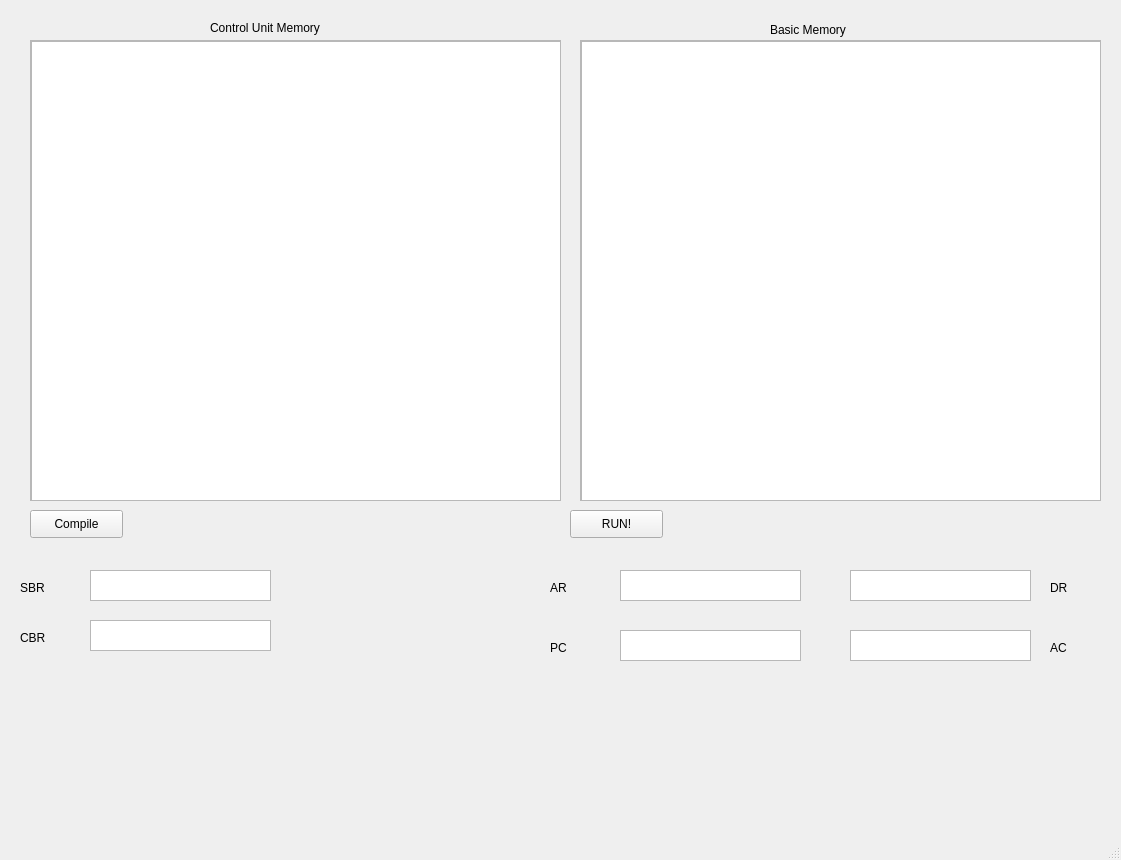
Above: GUI.ui from Alir3zaRaisi/Mano_Micro-Program_Computer before the change. Below: the same form after it.
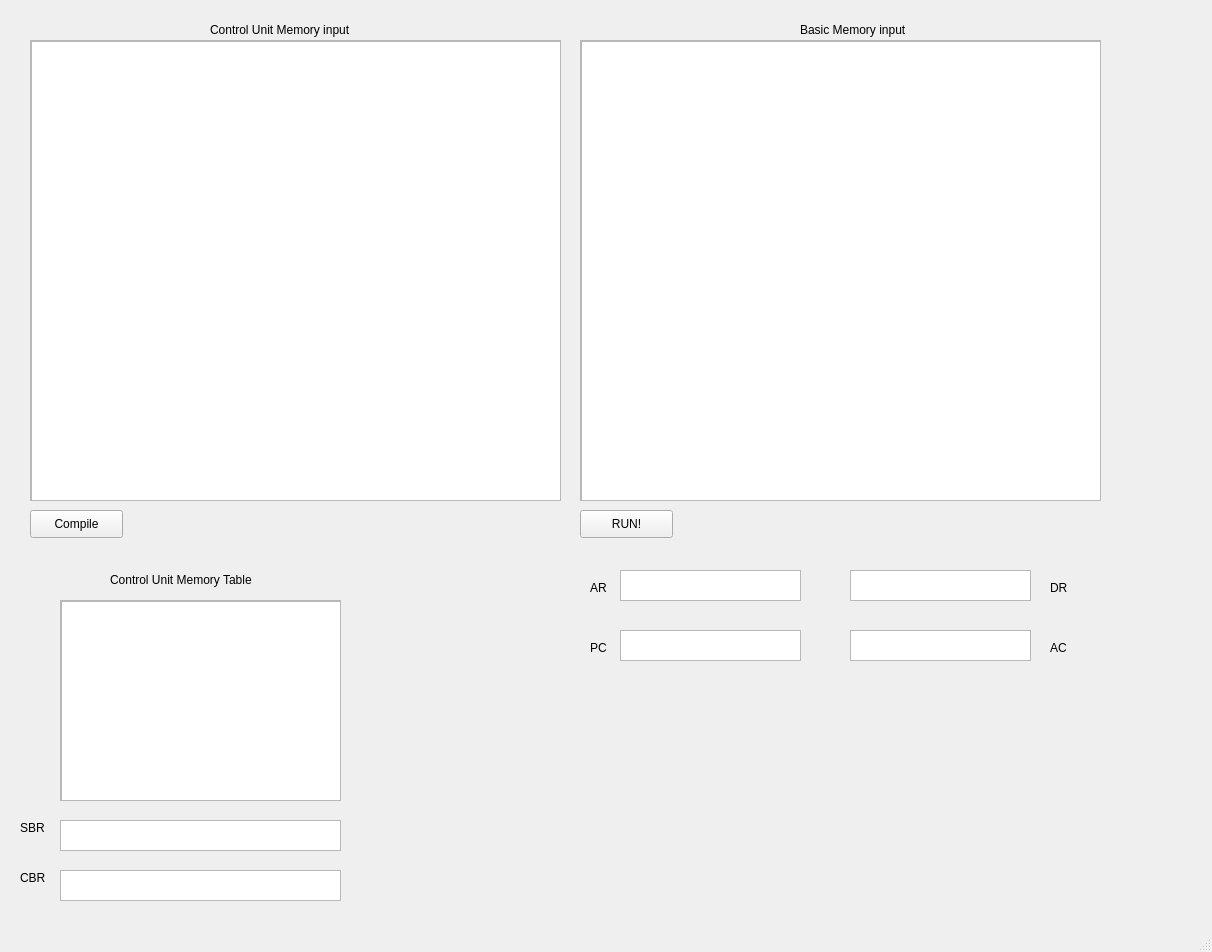
That is the form after the change.

Commit message: Created UI and Config control unit UI

Diff of the .ui file:
```diff
--- a/GUI.ui
+++ b/GUI.ui
@@ -6,8 +6,8 @@
    <rect>
     <x>0</x>
     <y>0</y>
-    <width>1121</width>
-    <height>860</height>
+    <width>1212</width>
+    <height>952</height>
    </rect>
   </property>
   <property name="windowTitle">
@@ -65,33 +65,33 @@
      <rect>
       <x>210</x>
       <y>20</y>
-      <width>131</width>
-      <height>16</height>
+      <width>161</width>
+      <height>20</height>
      </rect>
     </property>
     <property name="text">
-     <string>Control Unit Memory</string>
+     <string>Control Unit Memory input</string>
     </property>
    </widget>
    <widget class="QLabel" name="label_2">
     <property name="geometry">
      <rect>
-      <x>770</x>
+      <x>800</x>
       <y>20</y>
-      <width>111</width>
+      <width>131</width>
       <height>20</height>
      </rect>
     </property>
     <property name="text">
-     <string>Basic Memory</string>
+     <string>Basic Memory input</string>
     </property>
    </widget>
    <widget class="QTextBrowser" name="show_SBR">
     <property name="geometry">
      <rect>
-      <x>90</x>
-      <y>570</y>
-      <width>181</width>
+      <x>60</x>
+      <y>820</y>
+      <width>281</width>
       <height>31</height>
      </rect>
     </property>
@@ -99,9 +99,9 @@
    <widget class="QTextBrowser" name="show_CBR">
     <property name="geometry">
      <rect>
-      <x>90</x>
-      <y>620</y>
-      <width>181</width>
+      <x>60</x>
+      <y>870</y>
+      <width>281</width>
       <height>31</height>
      </rect>
     </property>
@@ -150,7 +150,7 @@
     <property name="geometry">
      <rect>
       <x>20</x>
-      <y>580</y>
+      <y>820</y>
       <width>55</width>
       <height>16</height>
      </rect>
@@ -163,7 +163,7 @@
     <property name="geometry">
      <rect>
       <x>20</x>
-      <y>630</y>
+      <y>870</y>
       <width>55</width>
       <height>16</height>
      </rect>
@@ -175,7 +175,7 @@
    <widget class="QLabel" name="label_5">
     <property name="geometry">
      <rect>
-      <x>550</x>
+      <x>590</x>
       <y>580</y>
       <width>55</width>
       <height>16</height>
@@ -188,7 +188,7 @@
    <widget class="QLabel" name="label_6">
     <property name="geometry">
      <rect>
-      <x>550</x>
+      <x>590</x>
       <y>640</y>
       <width>55</width>
       <height>16</height>
@@ -227,7 +227,7 @@
    <widget class="QPushButton" name="Run">
     <property name="geometry">
      <rect>
-      <x>570</x>
+      <x>580</x>
       <y>510</y>
       <width>93</width>
       <height>28</height>
@@ -270,6 +270,58 @@
      </widget>
     </widget>
    </widget>
+   <widget class="QScrollArea" name="scrollArea_3">
+    <property name="geometry">
+     <rect>
+      <x>60</x>
+      <y>600</y>
+      <width>281</width>
+      <height>201</height>
+     </rect>
+    </property>
+    <property name="widgetResizable">
+     <bool>true</bool>
+    </property>
+    <widget class="QWidget" name="scrollAreaWidgetContents_3">
+     <property name="geometry">
+      <rect>
+       <x>0</x>
+       <y>0</y>
+       <width>279</width>
+       <height>199</height>
+      </rect>
+     </property>
+     <widget class="QTableView" name="conterol_unit_tabl">
+      <property name="geometry">
+       <rect>
+        <x>0</x>
+        <y>0</y>
+        <width>301</width>
+        <height>201</height>
+       </rect>
+      </property>
+      <attribute name="horizontalHeaderCascadingSectionResizes">
+       <bool>true</bool>
+      </attribute>
+      <attribute name="horizontalHeaderDefaultSectionSize">
+       <number>200</number>
+      </attribute>
+     </widget>
+    </widget>
+   </widget>
+   <widget class="QLabel" name="label_9">
+    <property name="geometry">
+     <rect>
+      <x>110</x>
+      <y>570</y>
+      <width>161</width>
+      <height>20</height>
+     </rect>
+    </property>
+    <property name="text">
+     <string>Control Unit Memory Table</string>
+    </property>
+   </widget>
   </widget>
   <widget class="QMenuBar" name="menubar">
    <property name="geometry">
```
Left out of the diff: 2 changed lines with no effect on the pictures. The commit also changes 8 other files.
